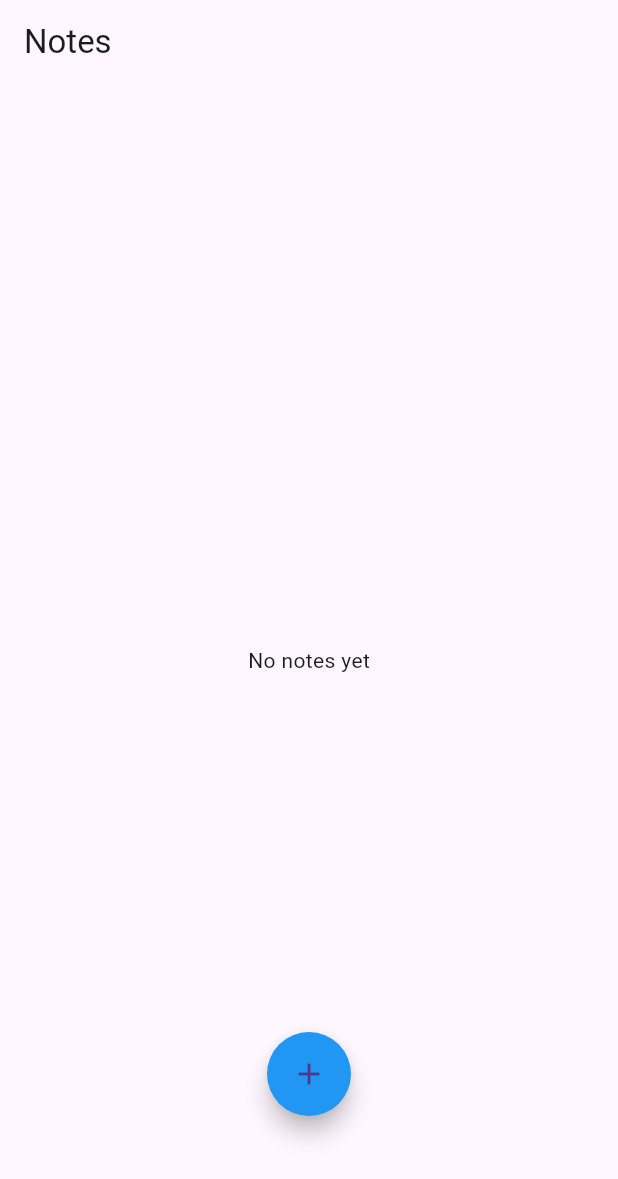
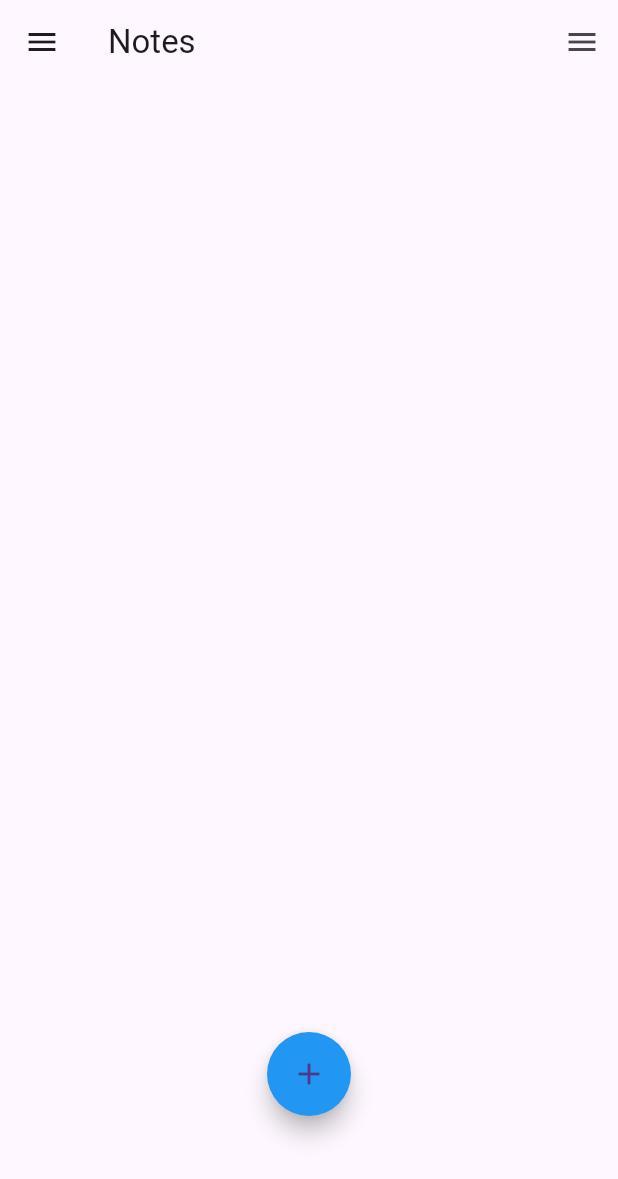
Before and after one commit to LostCodeToday/notes_app, a Flutter app: the screen it shows after launch, on a phone screen of 412 x 824 dp. Shown: the top 1179 px of the screen. Run offline on Flutter 3.47's test engine with Material 3 defaults, Android fonts, the phone set to English and light mode, and no system bars.

Commit message:
theme light and dark

```diff
--- a/lib/main.dart
+++ b/lib/main.dart
@@ -5,11 +5,11 @@ import 'utils/theme_manager.dart';
 import 'package:provider/provider.dart';
 
 void main() {
-  runApp(const NotesApp());
+  runApp(NotesApp());
 }
 
 class NotesApp extends StatelessWidget {
-  const NotesApp({super.key});
+  NotesApp({super.key});
 
   @override
   Widget build(BuildContext context) {
@@ -22,8 +22,12 @@ class NotesApp extends StatelessWidget {
         builder: (context, themeManager, child) {
           return MaterialApp(
             title: 'Notes App',
-            theme: themeManager.getTheme(),
-            home: const HomeScreen(),
+            // Используем динамическую тему из ThemeManager
+            theme: themeManager.getTheme(context),
+            // Режим темы управляется ThemeManager
+            themeMode: themeManager.themeMode,
+            // Начальный экран без const из-за GlobalKey в HomeScreen
+            home: HomeScreen(),
           );
         },
       ),
--- a/lib/screens/home_screen.dart
+++ b/lib/screens/home_screen.dart
@@ -3,26 +3,66 @@ import 'package:provider/provider.dart';
 import '../services/note_service.dart';
 import '../widgets/note_card.dart';
 import 'note_screen.dart';
+import '../utils/theme_manager.dart';
+import 'theme_settings_screen.dart';
 
+
+// НОВЫЙ РАЗДЕЛ - ДОБАВЛЕНИЕ КЛЮЧА ДЛЯ УПРАВЛЕНИЯ SCAFFOLD
 class HomeScreen extends StatelessWidget {
-  const HomeScreen({super.key});
+  final GlobalKey<ScaffoldState> _scaffoldKey = GlobalKey<ScaffoldState>();
+
+  HomeScreen({super.key});
 
   @override
   Widget build(BuildContext context) {
     final noteService = Provider.of<NoteService>(context);
+    final themeManager = Provider.of<ThemeManager>(context);
 
     return Scaffold(
-      // ИЗМЕНЕНИЕ - УБРАТЬ СТАРУЮ КНОПКУ ИЗ ACTIONS
+      key: _scaffoldKey,
       appBar: AppBar(
-        title: const Text('Notes'),
-        actions: [],
+        title: const Align(
+          alignment: Alignment.centerLeft,
+          child: Text('Notes'),
+        ),
+        actions: [
+          IconButton(
+            icon: const Icon(Icons.menu),
+            onPressed: () {
+              _scaffoldKey.currentState?.openDrawer();
+            },
+          ),
+        ],
+      ),
+      // ИЗМЕНЕНИЕ - ПЕРЕРАБОТКА DRAWER ДЛЯ РАЗДЕЛА THEME
+      drawer: Drawer(
+        child: ListView(
+          padding: EdgeInsets.zero,
+          children: [
+            const DrawerHeader(
+              decoration: BoxDecoration(color: Colors.blue),
+              child: Text(
+                'Settings',
+                style: TextStyle(color: Colors.white, fontSize: 24),
+              ),
+            ),
+            ListTile(
+              title: const Text('Theme'),
+              onTap: () {
+                Navigator.push(
+                  context,
+                  MaterialPageRoute(builder: (_) => const ThemeSettingsScreen()),
+                );
+              },
+            ),
+          ],
+        ),
       ),
       // КОНЕЦ ИЗМЕНЕНИЯ
-      // ИЗМЕНЕНИЕ - ЗАМЕНИТЬ BODY НА STACK ДЛЯ ДОБАВЛЕНИЯ КНОПКИ ВНИЗУ
       body: Stack(
         children: [
           noteService.notes.isEmpty
-              ? const Center(child: Text('No notes yet'))
+              ? const Center()
               : ListView.builder(
                   itemCount: noteService.notes.length,
                   itemBuilder: (context, index) {
@@ -30,7 +70,6 @@ class HomeScreen extends StatelessWidget {
                     return NoteCard(note: note);
                   },
                 ),
-          // ИЗМЕНЕНИЕ - ДОБАВИТЬ КНОПКУ ВНИЗУ ПО ЦЕНТРУ С ТЕНОЙ
           Align(
             alignment: Alignment.bottomCenter,
             child: Padding(
@@ -44,15 +83,13 @@ class HomeScreen extends StatelessWidget {
                 },
                 child: const Icon(Icons.add),
                 backgroundColor: Colors.blue,
-                elevation: 6.0, // Тень
-                shape: const CircleBorder(), // Круглая форма
+                elevation: 6.0,
+                shape: const CircleBorder(),
               ),
             ),
           ),
-          // КОНЕЦ ИЗМЕНЕНИЯ
         ],
       ),
-      // КОНЕЦ ИЗМЕНЕНИЯ
     );
   }
 }
--- a/lib/utils/theme_manager.dart
+++ b/lib/utils/theme_manager.dart
@@ -1,14 +1,38 @@
 import 'package:flutter/material.dart';
 
 class ThemeManager with ChangeNotifier {
-  ThemeData _themeData = ThemeData.light();
+  ThemeMode _themeMode = ThemeMode.system; // Добавляем поддержку ThemeMode
 
-  ThemeData getTheme() => _themeData;
+  // Геттер для получения текущего режима темы
+  ThemeMode get themeMode => _themeMode;
 
-  void toggleTheme() {
-    _themeData = _themeData.brightness == Brightness.light
-        ? ThemeData.dark()
-        : ThemeData.light();
-    notifyListeners();
+  // Метод для установки конкретной темы
+  void setTheme(ThemeMode mode) {
+    _themeMode = mode; // Обновляем режим темы
+    notifyListeners(); // Уведомляем все виджеты об изменении
+  }
+
+  // Метод для получения ThemeData на основе текущего режима
+  ThemeData getTheme(BuildContext context) {
+    switch (_themeMode) {
+      case ThemeMode.light:
+        return ThemeData(
+          primarySwatch: Colors.blue,
+          brightness: Brightness.light,
+          scaffoldBackgroundColor: Colors.white,
+        );
+      case ThemeMode.dark:
+        return ThemeData(
+          primarySwatch: Colors.blue,
+          brightness: Brightness.dark,
+          scaffoldBackgroundColor: Colors.grey[900],
+        );
+      case ThemeMode.system:
+      default:
+        return ThemeData(
+          brightness: MediaQuery.of(context).platformBrightness,
+          primarySwatch: Colors.blue,
+        );
+    }
   }
 }
```
Also changed, not shown: lib/screens/theme_settings_screen.dart (added, +56 -0 lines), 1 other file.
